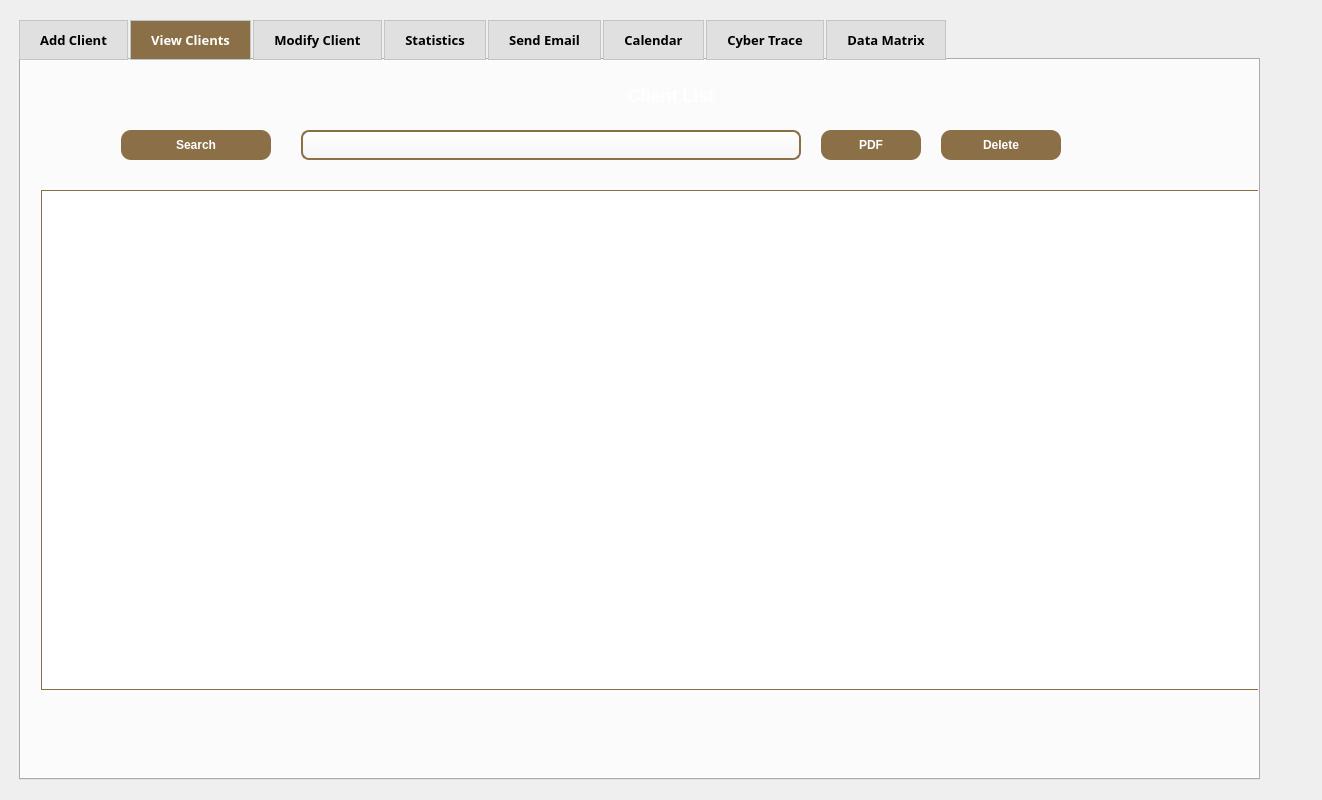
The window that client_management.ui (rayenkb/Esprit--PI2AC---2A4--2526-HammerDown) describes before a commit, drawn with Qt 5.
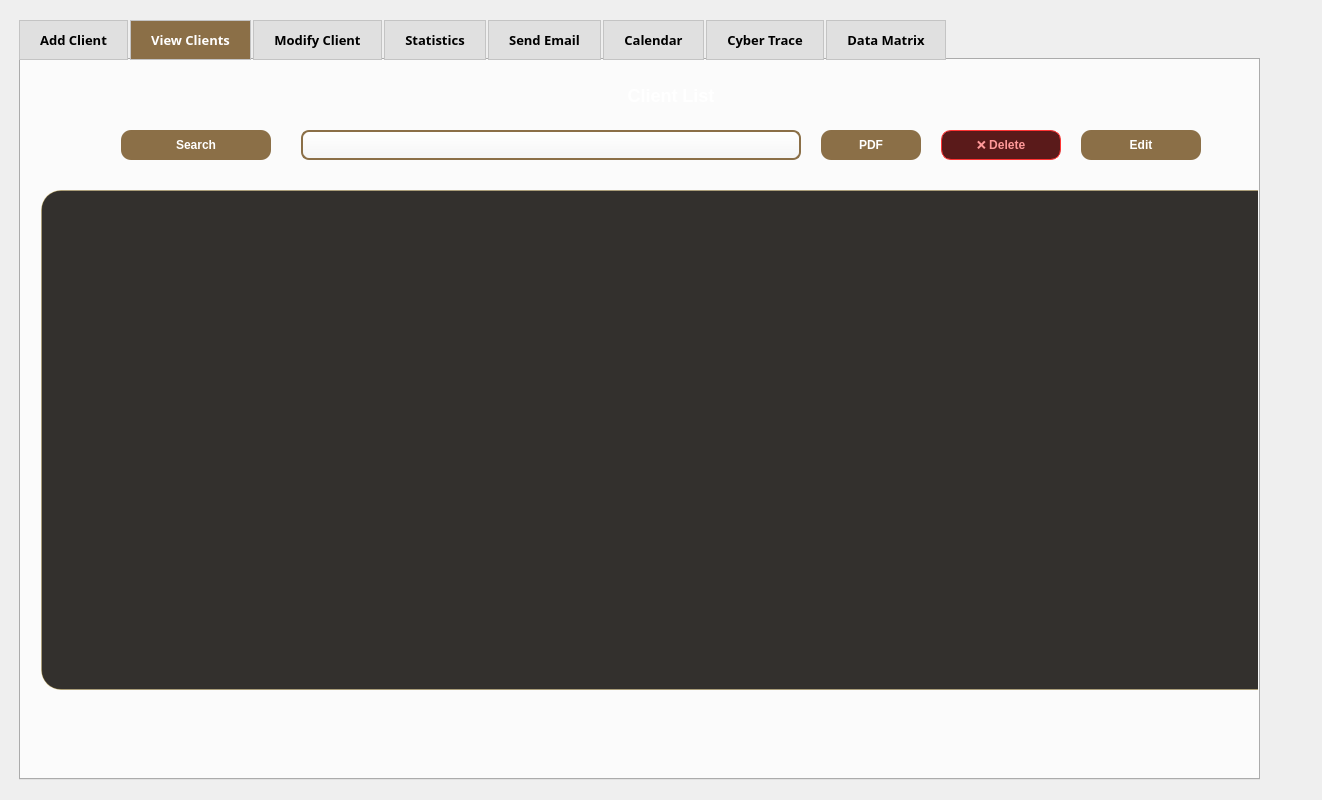
The same window after the commit. The open tabs and pages were chosen to show the change. Icons and pictures are not drawn.

Diff of the .ui file:
```diff
--- a/client_management.ui
+++ b/client_management.ui
@@ -533,10 +533,60 @@
       </rect>
      </property>
      <property name="styleSheet">
-      <string notr="true">
-       QHeaderView::section { background-color: #8B6F47; color: white; font-weight: bold; border: none; padding: 5px; }
-       QTableView { border: 1px solid #8B6F47; selection-background-color: #E0E0E0; selection-color: white; }
-      </string>
+      <string notr="true">QTableView {
+  background-color: rgba(15, 12, 8, 0.85);
+  border: 1px solid rgba(212, 175, 55, 0.3);
+  border-radius: 20px;
+  gridline-color: rgba(212, 175, 55, 0.05);
+  color: #F0E6D2;
+  font-family: 'Outfit', 'Segoe UI';
+  font-size: 13px;
+  selection-background-color: rgba(212, 175, 55, 0.25);
+  selection-color: #FFFFFF;
+}
+QHeaderView::section {
+  background-color: rgba(40, 32, 20, 0.9);
+  color: #D4AF37;
+  padding: 15px;
+  border-bottom: 2px solid #D4AF37;
+  border-right: 1px solid rgba(212, 175, 55, 0.1);
+  font-weight: 800;
+  text-transform: uppercase;
+  letter-spacing: 1px;
+}
+QTableView::item {
+  padding: 12px;
+  border-bottom: 1px solid rgba(212, 175, 0, 0.03);
+}
+QScrollBar:vertical {
+  background: rgba(15, 12, 8, 0.85);
+  width: 12px;
+  border-radius: 6px;
+}
+QScrollBar::handle:vertical {
+  background: #D4AF37;
+  border-radius: 6px;
+  min-height: 20px;
+}
+QScrollBar::add-line:vertical, QScrollBar::sub-line:vertical { border: none; background: none; }
+QScrollBar:horizontal {
+  background: rgba(15, 12, 8, 0.85);
+  height: 12px;
+  border-radius: 6px;
+}
+QScrollBar::handle:horizontal {
+  background: #D4AF37;
+  border-radius: 6px;
+  min-width: 20px;
+}
+QScrollBar::add-line:horizontal, QScrollBar::sub-line:horizontal { border: none; background: none; }
+</string>
+     </property>
+     <property name="horizontalScrollBarPolicy">
+      <enum>Qt::ScrollBarAsNeeded</enum>
+     </property>
+     <property name="verticalScrollBarPolicy">
+      <enum>Qt::ScrollBarAsNeeded</enum>
      </property>
     </widget>
     <widget class="QPushButton" name="btn_pdf">
@@ -566,11 +616,28 @@
       </rect>
      </property>
      <property name="styleSheet">
+      <string notr="true">QPushButton { background-color: #5A1A1A; border: 1px solid #FF3333; border-radius: 10px; color: #FF9999; font-weight: bold; } QPushButton:hover { background-color: #FF3333; color: white; }
+</string>
+     </property>
+     <property name="text">
+      <string>❌ Delete</string>
+     </property>
+    </widget>
+    <widget class="QPushButton" name="btn_edit_view">
+     <property name="geometry">
+      <rect>
+       <x>1060</x>
+       <y>70</y>
+       <width>120</width>
+       <height>30</height>
+      </rect>
+     </property>
+     <property name="styleSheet">
       <string notr="true">QPushButton { background-color: #8B6F47; border-radius: 10px; color: white; font-weight: bold; } QPushButton:hover { background-color: #FFF; border: 2px solid #8B6F47; color: #8B6F47; }
 </string>
      </property>
      <property name="text">
-      <string>Delete</string>
+      <string>Edit</string>
      </property>
      <property name="icon">
       <iconset resource="resources.qrc">
```
Left out of the diff: 30 changed lines with no effect on the pictures.
